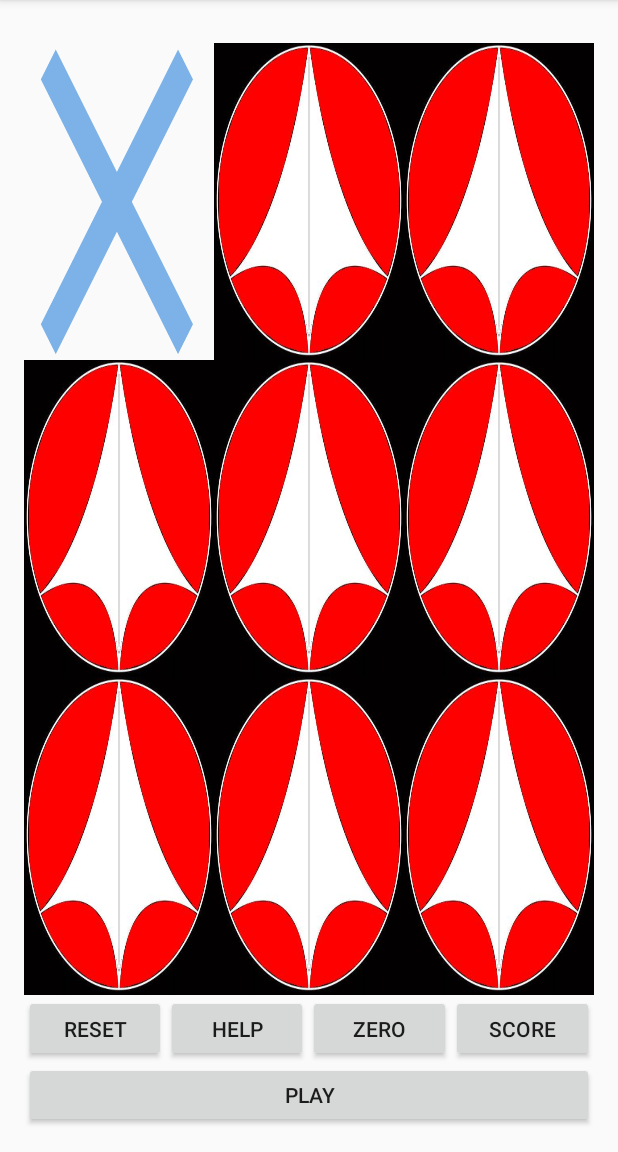
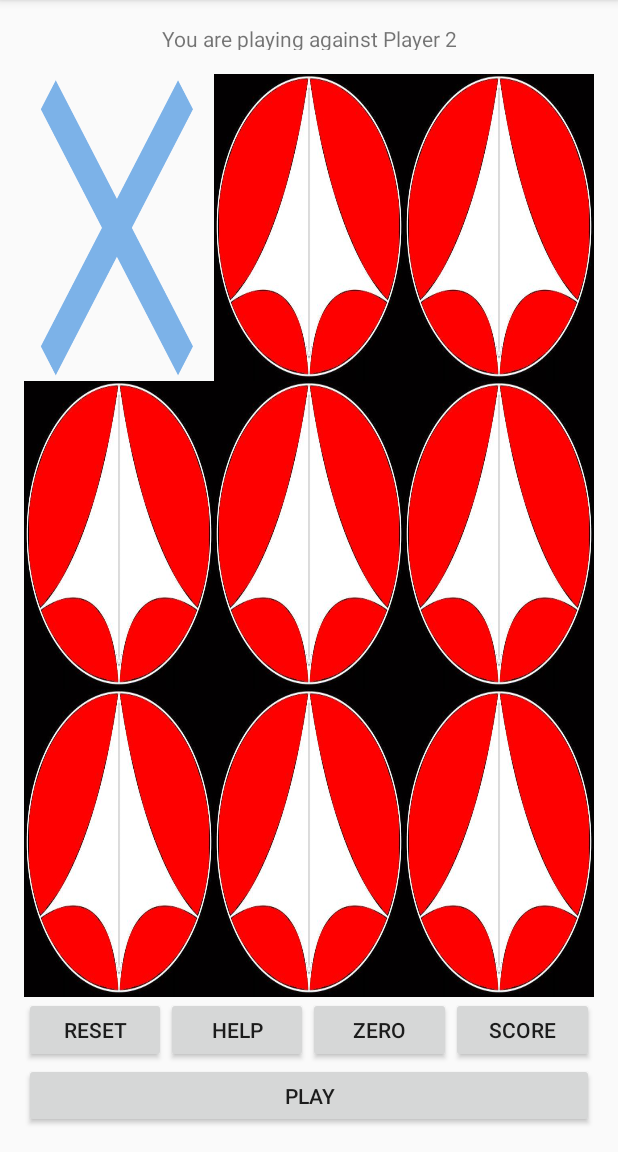
Before and after one commit to thaivuN/TicTacToeAndroid, an Android app: the screen it shows after launch (MainActivity), after a tap on an icon or button, on a phone screen of 412 x 824 dp, the part 84-1236 px from its top. Run offline under Robolectric (Android 15) with nearby library versions, the phone set to English and light mode, and no system bars.

Commit message:
Updated, Added Toast

```diff
--- a/app/src/main/java/com/example/mdthai/tictactoe/MainActivity.java
+++ b/app/src/main/java/com/example/mdthai/tictactoe/MainActivity.java
@@ -5,9 +5,11 @@ import android.content.SharedPreferences;
 import android.support.v7.app.AppCompatActivity;
 import android.os.Bundle;
 import android.util.Log;
+import android.view.Gravity;
 import android.view.View;
 import android.widget.ImageButton;
 import android.widget.TextView;
+import android.widget.Toast;
 
 /**
  * MainActivity handles the UI aspects of the Tic Tac Toe game.
@@ -37,6 +39,8 @@ public class MainActivity extends AppCompatActivity {
         tttGame = new TicTacToeGameState();
 
         restorePreferences();
+        setDescriptionPlay();
+
 
 
     }
@@ -88,16 +92,20 @@ public class MainActivity extends AppCompatActivity {
             clickedBtn.setEnabled(false);
 
             if (result == Winner.P_ONE || result == Winner.P_TWO || result == Winner.TIE){
+                Toast toast = null;
 
                 if (result == Winner.P_ONE){
                     pOneCounter++;
+                    popAToast(R.string.you_win);
                 }
                 else if (result == Winner.P_TWO)
                 {
                     pTwoCounter++;
+                    popAToast(R.string.he_win);
                 }
                 else{
                     tieCounter++;
+                    popAToast(R.string.tie_win);
                 }
 
                 disableBtn();
@@ -118,11 +126,16 @@ public class MainActivity extends AppCompatActivity {
                     aiBtn.setEnabled(false);
 
                     if (aiWin == Winner.P_TWO || aiWin == Winner.TIE){
-                        if(aiWin == Winner.P_TWO)
+                        Toast toast = null;
+                        if(aiWin == Winner.P_TWO) {
                             pAICounter++;
-                        else
+                            popAToast(R.string.ai_win);
+
+                        }
+                        else {
+                            popAToast(R.string.tie_win);
                             tieCounter++;
-
+                        }
                         disableBtn();
                         savePreferences();
                     }
@@ -176,6 +189,7 @@ public class MainActivity extends AppCompatActivity {
         tieCounter = savedInstanceState.getInt("tieCount");
 
         restoreBoard(savedInstanceState.getIntArray("board"), savedInstanceState.getBooleanArray("state"));
+        setDescriptionPlay();
 
 
 
@@ -253,6 +267,8 @@ public class MainActivity extends AppCompatActivity {
 
         tttGame = new TicTacToeGameState(newMode);
         resetBoard();
+        setDescriptionPlay();
+
     }
 
     /**
@@ -352,6 +368,22 @@ public class MainActivity extends AppCompatActivity {
 
     }
 
+    private void popAToast(int string_id)
+    {
+        Toast toast = Toast.makeText(MainActivity.this,getString(string_id), Toast.LENGTH_SHORT);
+        toast.setGravity(Gravity.CENTER, 0, 0);
+        toast.show();
+    }
+
+    private void setDescriptionPlay(){
+        TextView tv = (TextView) findViewById(R.id.desc);
+
+        if (tttGame.getAIMode() == true)
+            tv.setText(getString(R.string.descriptAI));
+        else
+            tv.setText(getString(R.string.descriptPlay));
+    }
+
 
 
     /**
--- a/app/src/main/res/layout-land/activity_main.xml
+++ b/app/src/main/res/layout-land/activity_main.xml
@@ -14,7 +14,9 @@
         android:id="@+id/desc"
         android:layout_width="match_parent"
         android:layout_height="wrap_content"
-        android:layout_weight="1"/>
+        android:layout_weight="1"
+        android:gravity="center"
+        android:paddingBottom="5dp"/>
 
     <LinearLayout
         android:layout_width="match_parent"
--- a/app/src/main/res/layout/activity_main.xml
+++ b/app/src/main/res/layout/activity_main.xml
@@ -14,7 +14,10 @@
         android:id="@+id/desc"
         android:layout_width="match_parent"
         android:layout_height="wrap_content"
-        android:layout_weight="1"
+        android:layout_weight="0.25"
+        android:layout_marginBottom="@dimen/activity_vertical_margin"
+        android:text="@string/descriptPlay"
+        android:gravity="center"
 
         />
 
--- a/app/src/main/res/values/strings.xml
+++ b/app/src/main/res/values/strings.xml
@@ -23,4 +23,8 @@
     <string name="score_ai">AI Score: </string>
     <string name="score_tie">Number of Ties: </string>
     <string name="authors">App written by Thai-Vu Nguyen and Seaim Khan</string>
+    <string name="you_win">Player 1 wins this round.</string>
+    <string name="he_win">Player 2 wins this round.</string>
+    <string name="ai_win">You lost to a random AI. How Sad.</string>
+    <string name="tie_win">This game is a tie.</string>
 </resources>
```
Also changed, not shown: 1 other file.
